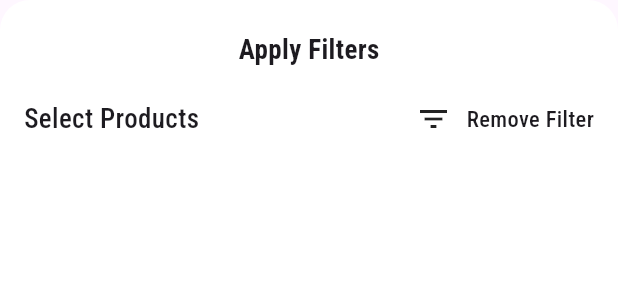
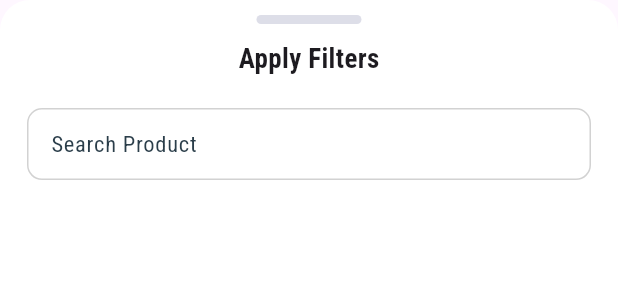
Before and after one commit to affanminhas/mobikon, a Flutter app: the ProductFilterSheet widget shown alone on an empty page, opened directly, on a phone screen of 412 x 824 dp. Shown: the top 300 px of the screen. Run offline on Flutter 3.47's test engine with Material 3 defaults, Android fonts, the phone set to English and light mode, and no system bars; our stand-ins replace cached_network_image, dio, dotted_border, flutter_dotenv, get, image_picker and 4 more; accounts and stored records are empty; network calls fail.

Commit message:
filter shelf completed and setup done

```diff
--- a/lib/presentation/stocks/widgets/filters/product_filter_sheet.dart
+++ b/lib/presentation/stocks/widgets/filters/product_filter_sheet.dart
@@ -6,6 +6,7 @@ import 'package:mobikon/presentation/products/controller/product_controller.dart
 import 'package:mobikon/presentation/products/model/product_model.dart';
 import 'package:mobikon/presentation/stocks/controllers/stock_controller.dart';
 import 'package:mobikon/widgets/custom_image_builder.dart';
+import 'package:mobikon/widgets/custom_text_field.dart';
 
 class ProductFilterSheet extends StatefulWidget {
   const ProductFilterSheet({super.key});
@@ -17,8 +18,9 @@ class ProductFilterSheet extends StatefulWidget {
 class _ProductFilterSheetState extends State<ProductFilterSheet> {
   @override
   Widget build(BuildContext context) {
-    return Container(
-      height: 500,
+    return SingleChildScrollView(
+      child: Container(
+        height: MediaQuery.of(context).size.height * 0.55,
         decoration: const BoxDecoration(
           color: Colors.white,
           borderRadius: BorderRadius.only(
@@ -26,40 +28,43 @@ class _ProductFilterSheetState extends State<ProductFilterSheet> {
             topRight: Radius.circular(20),
           ),
         ),
-      child: Stack(
+        child: GetBuilder<StockController>(builder: (stockController) {
+          return Stack(
             children: [
               Column(
                 children: [
-              const SizedBox(height: 20),
+                  const SizedBox(height: 10),
+                  Center(
+                    child: Container(
+                      width: 70,
+                      height: 6,
+                      decoration: BoxDecoration(
+                        color: AppColors.lightGrey3.withOpacity(0.5),
+                        borderRadius: BorderRadius.circular(10),
+                      ),
+                    ),
+                  ),
+                  const SizedBox(height: 10),
                   Text(
                     'Apply Filters',
                     style: robotoCondensedBold.copyWith(fontSize: 18),
                   ),
                   const SizedBox(height: 20),
                   Padding(
-                padding: const EdgeInsets.symmetric(horizontal: 16),
-                child: Row(
-                  children: [
-                    Text(
-                      'Select Products',
-                      style: robotoCondensedMedium.copyWith(fontSize: 18),
-                    ),
-                    const Spacer(),
-                    const Icon(Icons.filter_list_outlined),
-                    const SizedBox(width: 10),
-                    Text(
-                      'Remove Filter',
-                      style: robotoCondensedMedium.copyWith(fontSize: 15),
-                    ),
-                  ],
+                    padding: const EdgeInsets.symmetric(horizontal: 18),
+                    child: CustomTextField(
+                      onChanged: (value) => stockController.onSearchShelfProduct(value),
+                      hintText: 'Search Product',
+                      radius: 10,
+                      keyBoardType: TextInputType.emailAddress,
+                      outlineColor: AppColors.lightGrey,
                     ),
                   ),
                   const SizedBox(height: 20),
                   Expanded(
                     child: GetBuilder<ProductController>(
                       builder: (productController) {
-                    return GetBuilder<StockController>(
-                      builder: (stockController) {
+                        return GetBuilder<StockController>(builder: (stockController) {
                           return ListView.separated(
                             itemBuilder: (context, index) {
                               Product product = productController.productList[index];
@@ -96,30 +101,18 @@ class _ProductFilterSheetState extends State<ProductFilterSheet> {
                                 ),
                               );
                             },
-                          separatorBuilder: (context, index) =>  Divider(color: AppColors.greyColor.withOpacity(0.2)),
+                            separatorBuilder: (context, index) => Divider(color: AppColors.greyColor.withOpacity(0.2)),
                             itemCount: productController.productList.length,
                           );
-                      }
-                    );
+                        });
                       },
                     ),
                   ),
                 ],
               ),
-          // Align(
-          //   alignment: Alignment.bottomCenter,
-          //   child: Padding(
-          //     padding: const EdgeInsets.symmetric(horizontal: 16, vertical: 10),
-          //     child: PrimaryButton(
-          //       bgColor: AppColors.blueColor,
-          //       onTap: () {
-          //         //stockController.addStockEntries();
-          //       },
-          //       title: 'Submit Stock Entries',
-          //     ),
-          //   ),
-          // )
             ],
+          );
+        }),
       ),
     );
   }
```
Also changed, not shown: lib/presentation/stocks/controllers/stock_controller.dart (+42 -5 lines), lib/presentation/stocks/views/stock_entry_view.dart (+3 -5 lines), lib/presentation/stocks/views/stock_history_view.dart (+48 -20 lines), lib/presentation/stocks/widgets/filters/shelf_filter_sheet.dart (added, +119 -0 lines). Lines whose indentation alone changed are shown as unchanged.
